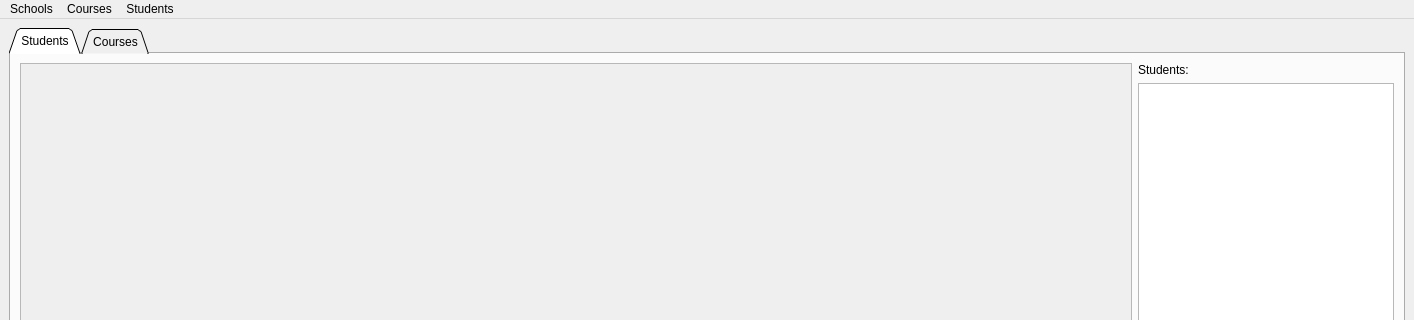
Qt form ui/main_menu.ui (Jared-Gross/Gradebook) before a commit; both pictures show x 0 to 1414 and y 0 to 320 of the 1414 by 784 pixel window.
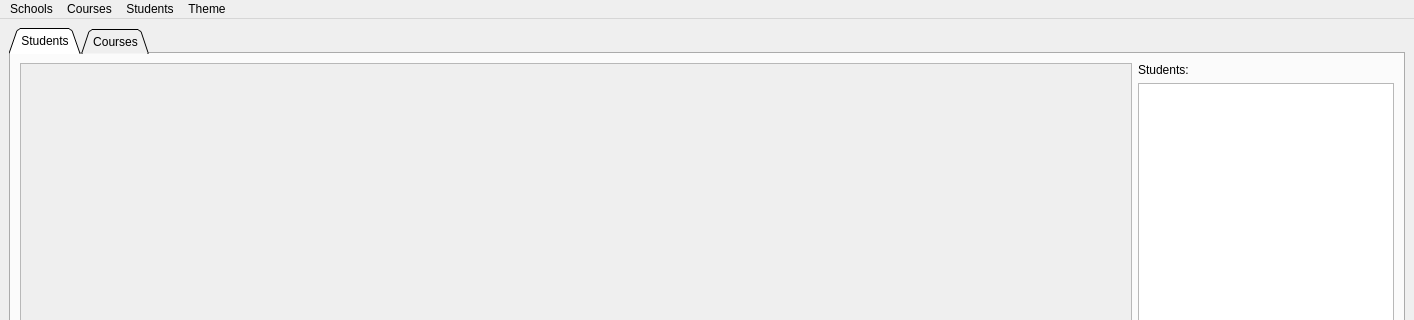
The same form after that commit.

Commit message: themes and other additions

What changed in the file:
```diff
--- a/ui/main_menu.ui
+++ b/ui/main_menu.ui
@@ -183,7 +183,7 @@
      <x>0</x>
      <y>0</y>
      <width>1414</width>
-     <height>22</height>
+     <height>21</height>
     </rect>
    </property>
    <widget class="QMenu" name="menuCourses">
@@ -215,9 +215,15 @@
     <addaction name="separator"/>
     <addaction name="menuLoad_School"/>
    </widget>
+   <widget class="QMenu" name="menuTheme">
+    <property name="title">
+     <string>Theme</string>
+    </property>
+   </widget>
    <addaction name="menuSchools"/>
    <addaction name="menuCourses"/>
    <addaction name="menuStudents"/>
+   <addaction name="menuTheme"/>
   </widget>
   <widget class="QStatusBar" name="statusbar"/>
   <action name="actionAdd_Course">
```
Left out of the diff: 4 changed lines with no effect on the pictures. The commit also changes 29 other files.
